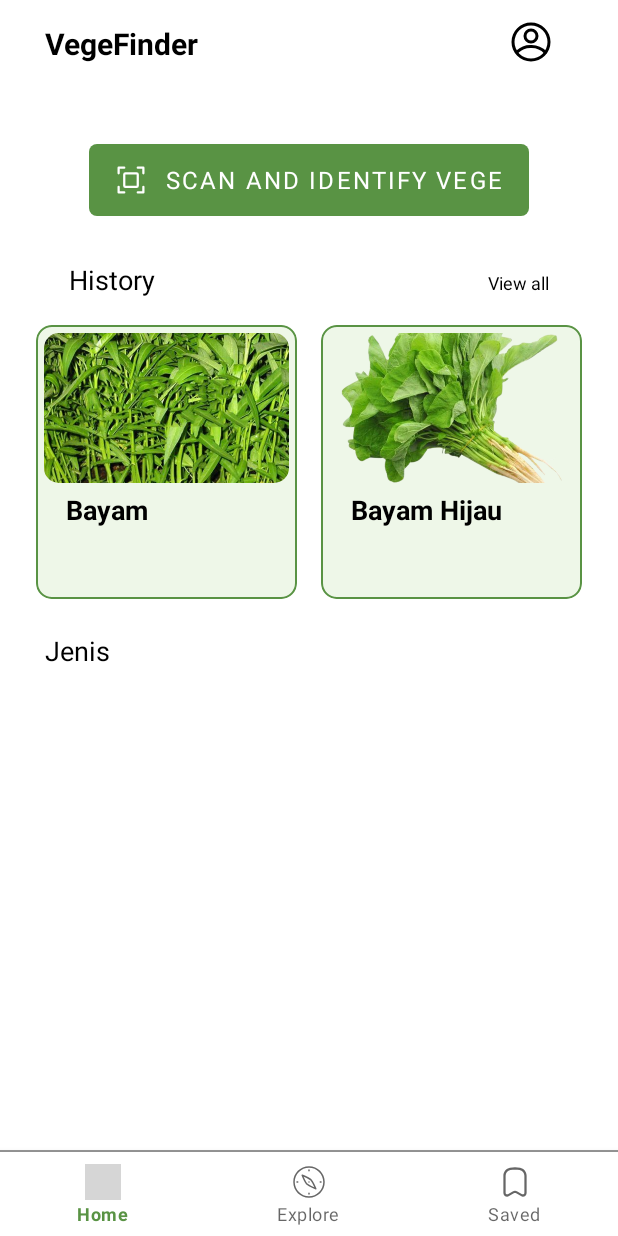
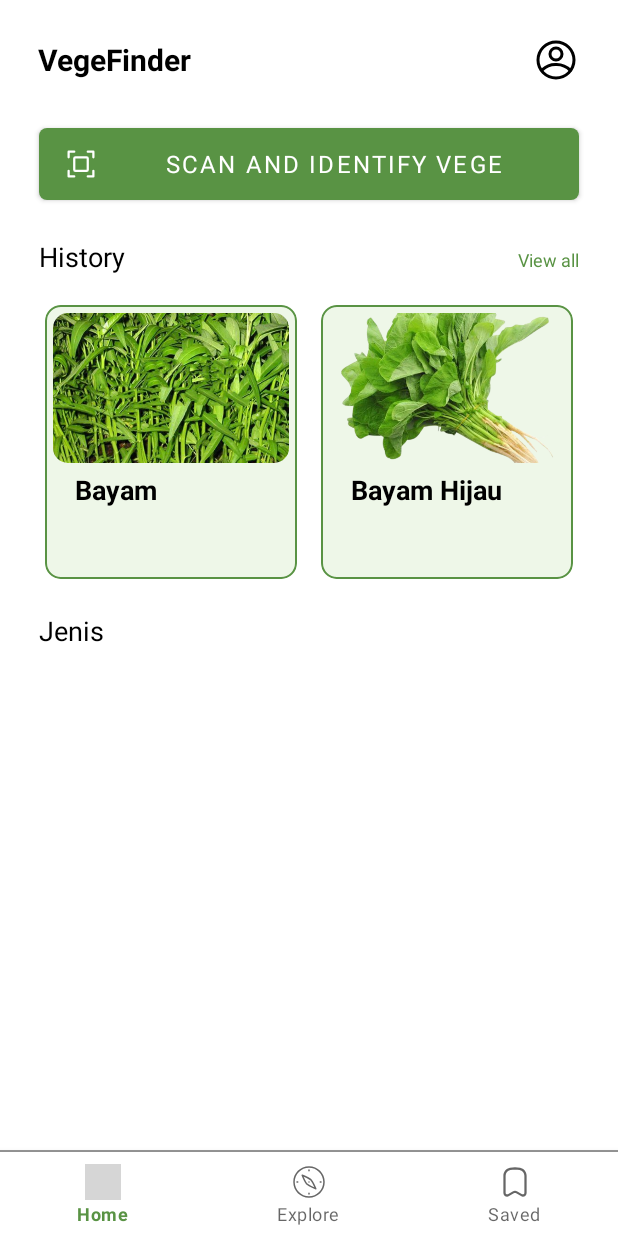
Before and after one commit to nineneel/vegefinder-mobile, an Android app: the Home screen opened directly, with no data from a screen before it, on a phone screen of 412 x 824 dp. Run offline under Robolectric (Android 15) with nearby library versions, the phone set to English and light mode, and no system bars; pictures from the network do not load; 1 statement that could not run was skipped; grey boxes are pictures that could not be loaded.

Commit message:
Fix Git 2

```diff
--- a/app/src/main/java/com/dicoding/vegefinder/Adapter/VegetableTypeAdapter.kt
+++ b/app/src/main/java/com/dicoding/vegefinder/Adapter/VegetableTypeAdapter.kt
@@ -2,23 +2,22 @@ package com.dicoding.vegefinder.Adapter
 
 import android.content.Context
 import android.content.Intent
-import android.util.Log
 import android.view.LayoutInflater
 import android.view.View
 import android.view.ViewGroup
 import android.widget.ImageView
 import android.widget.TextView
-import android.widget.Toast
 import androidx.recyclerview.widget.RecyclerView
 import com.bumptech.glide.Glide
 import com.dicoding.vegefinder.Activity.DetailJenisActivity
 import com.dicoding.vegefinder.R
+import com.dicoding.vegefinder.data.model.VegetableType
 
 class VegetableTypeAdapter(private val context: Context) : RecyclerView.Adapter<VegetableTypeAdapter.ViewHolder>() {
 
-    private val itemList = ArrayList<Jenis>()
+    private val itemList = ArrayList<VegetableType>()
 
-    fun setList(types: ArrayList<Jenis>){
+    fun setList(types: ArrayList<VegetableType>){
         itemList.clear()
         itemList.addAll(types)
         notifyDataSetChanged()
@@ -48,8 +47,7 @@ class VegetableTypeAdapter(private val context: Context) : RecyclerView.Adapter<
             itemView.setOnClickListener(this)
         }
 
-        fun bind(item: Jenis) {
-//            imageView.setImageResource(item.thumbnail)
+        fun bind(item: VegetableType) {
             Glide.with(itemView)
                 .asBitmap()
                 .load("https://storage.googleapis.com/vegefinder-bucket/${item.thumbnail}")
@@ -61,14 +59,12 @@ class VegetableTypeAdapter(private val context: Context) : RecyclerView.Adapter<
         }
 
         override fun onClick(view: View) {
-            Log.v("adapter", "test masuk cuy")
-
             val intent = Intent(context, DetailJenisActivity::class.java)
             intent.putExtra("image", itemList[adapterPosition].thumbnail)
             intent.putExtra("type", itemList[adapterPosition].name)
             intent.putExtra("typeVege", itemList[adapterPosition].typeGroups.name)
             intent.putExtra("desc", itemList[adapterPosition].description)
-//
+
             context.startActivity(intent)
         }
     }
--- a/app/src/main/java/com/dicoding/vegefinder/api/Api.kt
+++ b/app/src/main/java/com/dicoding/vegefinder/api/Api.kt
@@ -2,9 +2,11 @@ package com.dicoding.vegefinder.api
 
 
 import com.dicoding.vegefinder.SessionManager
+import com.dicoding.vegefinder.data.model.Vegetable
+import com.dicoding.vegefinder.data.model.VegetableType
 import com.dicoding.vegefinder.data.request.LoginRequest
 import com.dicoding.vegefinder.data.request.RegisterRequest
-import com.dicoding.vegefinder.data.response.JenisResponse
+import com.dicoding.vegefinder.data.response.VegetableTypeResponse
 import com.dicoding.vegefinder.data.response.LoginResponse
 import com.dicoding.vegefinder.data.response.RegisterResponse
 import retrofit2.Call
@@ -24,5 +26,12 @@ interface Api {
     @Headers("X-Requested-With: XMLHttpRequest")
     fun getHomeTypes(
         @Header("Authorization") token : String = "Bearer ${SessionManager.userToken}"
-    ): Call<JenisResponse>
+    ): Call<ArrayList<VegetableType>>
+
+    @GET("vegetables")
+    @Headers("X-Requested-With: XMLHttpRequest")
+    fun getAllVegetable(
+        @Header("Authorization") token : String = "Bearer ${SessionManager.userToken}"
+    ): Call<ArrayList<Vegetable>>
+
 }
--- a/app/src/main/res/layout/custom_appbar.xml
+++ b/app/src/main/res/layout/custom_appbar.xml
@@ -1,19 +1,21 @@
 <?xml version="1.0" encoding="utf-8"?>
 <LinearLayout xmlns:android="http://schemas.android.com/apk/res/android"
     android:layout_width="match_parent"
-    android:layout_height="?attr/actionBarSize"
+    android:layout_height="80dp"
     android:layout_marginTop="20dp"
+    android:gravity="center_vertical"
+    android:paddingHorizontal="25dp"
     android:orientation="horizontal"
     android:background="@color/white">
 
 
     <TextView
         android:id="@+id/title_app"
-        android:layout_width="0dp"
+        android:layout_width="match_parent"
         android:layout_height="match_parent"
         android:layout_weight="1"
-        android:layout_marginTop="15dp"
-        android:layout_marginStart="30dp"
+        android:gravity="center_vertical"
+        android:layout_marginVertical="10dp"
         android:textColor="@color/black"
         android:textStyle="bold"
         android:textSize="20sp"
@@ -23,8 +25,6 @@
         android:id="@+id/app_profile"
         android:layout_width="wrap_content"
         android:layout_height="match_parent"
-        android:layout_marginEnd="30dp"
-        android:padding="12dp"
         android:src="@drawable/ic_profile" />
 
 </LinearLayout>
--- a/app/src/main/res/layout/fragment_home.xml
+++ b/app/src/main/res/layout/fragment_home.xml
@@ -5,21 +5,21 @@
     xmlns:tools="http://schemas.android.com/tools"
     xmlns:app="http://schemas.android.com/apk/res-auto">
 
-
-
     <LinearLayout
         android:layout_width="match_parent"
         android:layout_height="wrap_content"
+        android:paddingHorizontal="22dp"
         android:orientation="vertical">
 
         <Button
             android:id="@+id/btn_scan"
-            android:layout_width="293dp"
+            android:layout_width="match_parent"
             android:layout_height="wrap_content"
-            android:layout_marginTop="40dp"
+            android:layout_marginHorizontal="4dp"
+            android:layout_marginTop="5dp"
+            android:layout_marginBottom="25dp"
             android:background="@drawable/button_scan"
             android:drawableLeft="@drawable/scan"
-            android:layout_gravity="center"
             android:text="Scan and Identify Vege"
             android:textColor="@color/white"
             android:textSize="16sp" />
@@ -28,14 +28,14 @@
             android:layout_width="match_parent"
             android:layout_height="wrap_content"
             android:orientation="horizontal"
-            android:paddingHorizontal="16dp"
-            android:layout_marginTop="30dp">
+            android:paddingHorizontal="4dp"
+            android:layout_marginBottom="12dp">
 
             <TextView
                 android:id="@+id/history_all"
                 android:layout_width="wrap_content"
                 android:layout_height="wrap_content"
-                android:layout_marginStart="30dp"
+                android:layout_marginStart="0dp"
                 android:text="History"
                 android:textSize="18dp"
                 android:textColor="@color/black" />
@@ -44,10 +44,9 @@
                 android:id="@+id/view_all"
                 android:layout_width="match_parent"
                 android:layout_height="wrap_content"
-                android:layout_marginEnd="30dp"
                 android:text="View all"
                 android:gravity="right"
-                android:textColor="@color/black"
+                android:textColor="@color/green"
                 android:textSize="12dp" />
 
         </LinearLayout>
@@ -60,24 +59,28 @@
                 android:id="@+id/rv_history"
                 android:layout_width="match_parent"
                 android:layout_height="wrap_content"
-                android:layout_marginStart="16dp"
-                android:layout_marginEnd="16dp"
-                android:layout_marginTop="10dp"
                 android:isScrollContainer="false"
-                tools:listitem="@layout/item_jenis" />
+                tools:listitem="@layout/item_history" />
 
         </RelativeLayout>
 
+
+        <LinearLayout
+            android:layout_width="match_parent"
+            android:layout_height="wrap_content"
+            android:orientation="horizontal"
+            android:paddingHorizontal="4dp">
 
             <TextView
                 android:id="@+id/jenis_all"
                 android:layout_width="match_parent"
                 android:layout_height="wrap_content"
-            android:layout_marginStart="30dp"
                 android:layout_marginTop="14dp"
                 android:text="Jenis"
                 android:textSize="18dp"
                 android:textColor="@color/black" />
+
+        </LinearLayout>
 
         <RelativeLayout
             android:layout_width="match_parent"
@@ -87,8 +90,6 @@
                 android:id="@+id/rv_jenis"
                 android:layout_width="match_parent"
                 android:layout_height="wrap_content"
-                android:layout_marginStart="16dp"
-                android:layout_marginEnd="16dp"
                 android:layout_marginTop="10dp"
                 android:layout_marginBottom="30dp"
                 android:isScrollContainer="false"
--- a/app/src/main/res/layout/item_type.xml
+++ b/app/src/main/res/layout/item_type.xml
@@ -9,8 +9,8 @@
     android:elevation="2dp"
     android:background="#FCF1E3"
     app:cardCornerRadius="5dp"
-    app:strokeWidth="4dp"
-    app:strokeColor="#000000">
+    app:strokeWidth="1dp"
+    app:strokeColor="#FFA129">
 
     <LinearLayout
         android:layout_width="match_parent"
```
Also changed, not shown: app/src/main/res/layout/activity_profile.xml (indentation only), app/src/main/res/layout/fragment_explore.xml (indentation only). Lines whose indentation alone changed are shown as unchanged.
